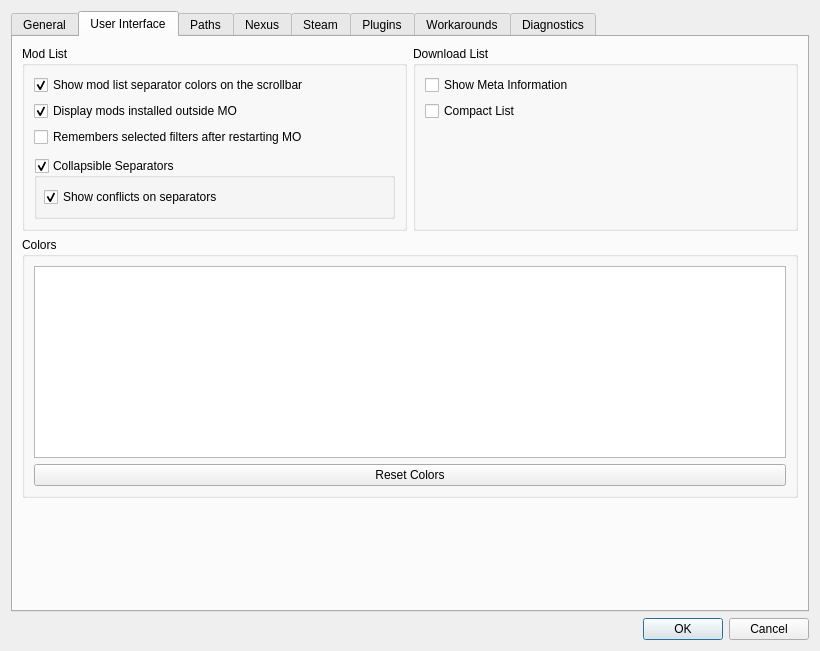
Qt form modorganizer/src/settingsdialog.ui (Holt59/mo2-merge) before a commit.
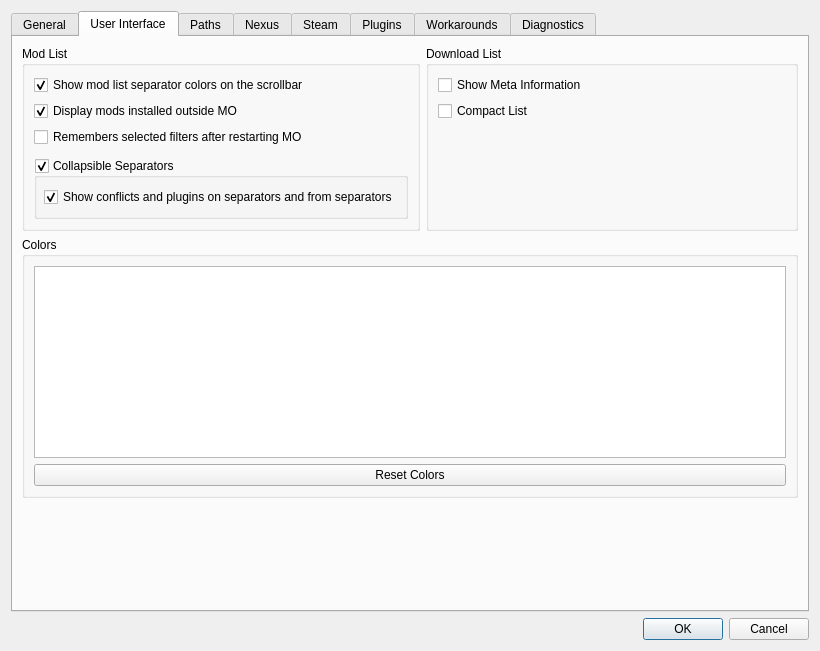
The same form after that commit. The open tabs and pages were chosen to show the change. Icons and pictures are not drawn. Custom widgets are drawn as their Qt base class.

Commit message: [modorganizer] Show conflicts and highligth plugins from collapsed separators.

```diff
--- a/modorganizer/src/settingsdialog.ui
+++ b/modorganizer/src/settingsdialog.ui
@@ -324,7 +324,7 @@
                   <string>Display mod conflicts on separator when collapsed.</string>
                  </property>
                  <property name="text">
-                  <string>Show conflicts on separators</string>
+                  <string>Show conflicts and plugins on separators and from separators</string>
                  </property>
                  <property name="checked">
                   <bool>true</bool>
```
Left out of the diff: 4 changed lines with no effect on the pictures. The commit also changes 5 other files.
